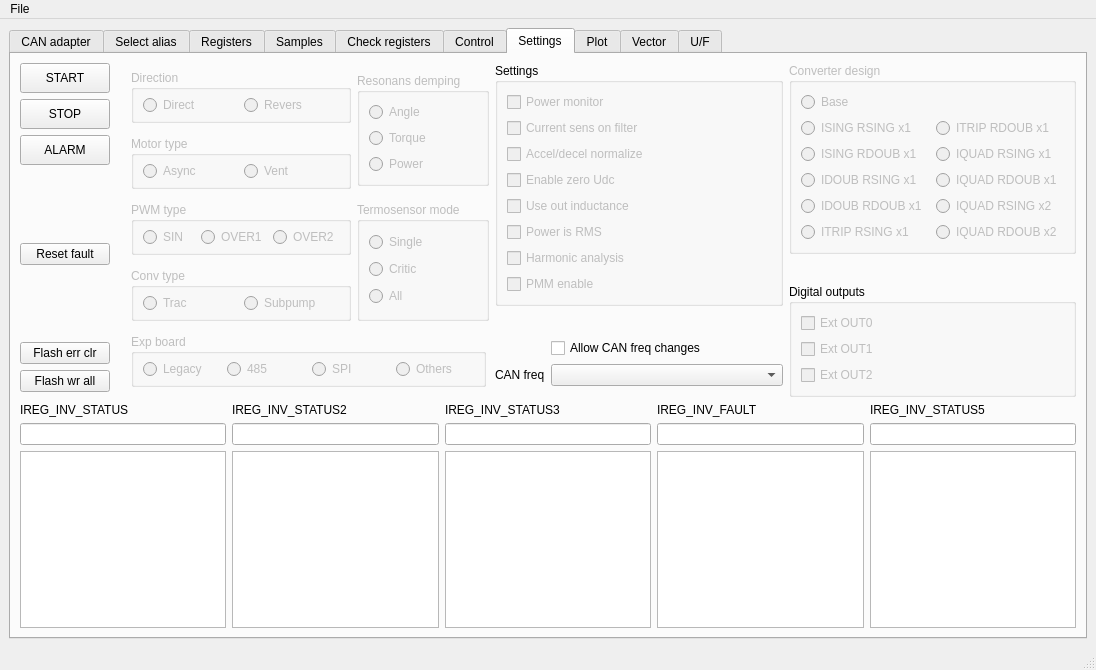
Above: mainwindow.ui from totktobroditvokrug/EL205-QT before the change. Below: the same form after it.
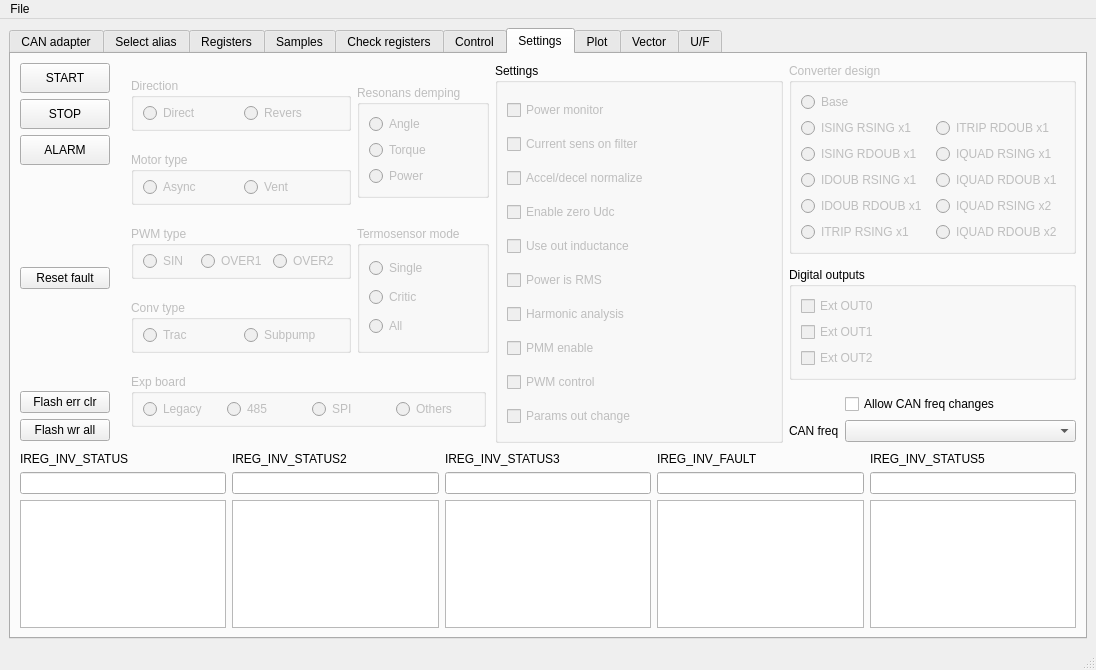
That is the form after the change. The open tabs and pages were chosen to show the change. Custom widgets are drawn as their Qt base class.

The edit to the form file:
```diff
--- a/mainwindow.ui
+++ b/mainwindow.ui
@@ -1768,7 +1768,7 @@
           <item>
            <layout class="QVBoxLayout" name="verticalLayout_21">
             <property name="bottomMargin">
-             <number>7</number>
+             <number>3</number>
             </property>
             <item>
              <widget class="QGroupBox" name="groupBox_settings">
@@ -1776,6 +1776,9 @@
                <string>Settings</string>
               </property>
               <layout class="QVBoxLayout" name="verticalLayout_13">
+               <property name="bottomMargin">
+                <number>0</number>
+               </property>
                <item>
                 <widget class="QCheckBox" name="checkBox_powerMonitor">
                  <property name="enabled">
@@ -1862,46 +1865,29 @@
                  </property>
                 </widget>
                </item>
+               <item>
+                <widget class="QCheckBox" name="checkBox_pwmControl">
+                 <property name="enabled">
+                  <bool>false</bool>
+                 </property>
+                 <property name="text">
+                  <string>PWM control</string>
+                 </property>
+                </widget>
+               </item>
+               <item>
+                <widget class="QCheckBox" name="checkBox_paramsOutChange">
+                 <property name="enabled">
+                  <bool>false</bool>
+                 </property>
+                 <property name="text">
+                  <string>Params out change</string>
+                 </property>
+                </widget>
+               </item>
               </layout>
              </widget>
             </item>
-            <item>
-             <spacer name="verticalSpacer_6">
-              <property name="orientation">
-               <enum>Qt::Vertical</enum>
-              </property>
-              <property name="sizeHint" stdset="0">
-               <size>
-                <width>20</width>
-                <height>40</height>
-               </size>
-              </property>
-             </spacer>
-            </item>
-            <item>
-             <layout class="QFormLayout" name="formLayout_7">
-              <property name="bottomMargin">
-               <number>4</number>
-              </property>
-              <item row="2" column="0">
-               <widget class="QLabel" name="label_10">
-                <property name="text">
-                 <string>CAN freq</string>
-                </property>
-               </widget>
-              </item>
-              <item row="2" column="1">
-               <widget class="QComboBox" name="comboBox_canFreqInv"/>
-              </item>
-              <item row="1" column="1">
-               <widget class="QCheckBox" name="checkBox_allowCAN_freqChanges">
-                <property name="text">
-                 <string>Allow CAN freq changes</string>
-                </property>
-               </widget>
-              </item>
-             </layout>
-            </item>
            </layout>
           </item>
           <item>
@@ -2047,6 +2033,56 @@
               </layout>
              </widget>
             </item>
+            <item>
+             <spacer name="verticalSpacer_6">
+              <property name="orientation">
+               <enum>Qt::Vertical</enum>
+              </property>
+              <property name="sizeHint" stdset="0">
+               <size>
+                <width>20</width>
+                <height>40</height>
+               </size>
+              </property>
+             </spacer>
+            </item>
+            <item>
+             <layout class="QFormLayout" name="formLayout_7">
+              <property name="bottomMargin">
+               <number>4</number>
+              </property>
+              <item row="2" column="0">
+               <widget class="QLabel" name="label_10">
+                <property name="sizePolicy">
+                 <sizepolicy hsizetype="Minimum" vsizetype="Preferred">
+                  <horstretch>0</horstretch>
+                  <verstretch>0</verstretch>
+                 </sizepolicy>
+                </property>
+                <property name="text">
+                 <string>CAN freq</string>
+                </property>
+               </widget>
+              </item>
+              <item row="2" column="1">
+               <widget class="QComboBox" name="comboBox_canFreqInv">
+                <property name="sizePolicy">
+                 <sizepolicy hsizetype="Minimum" vsizetype="Fixed">
+                  <horstretch>0</horstretch>
+                  <verstretch>0</verstretch>
+                 </sizepolicy>
+                </property>
+               </widget>
+              </item>
+              <item row="1" column="1">
+               <widget class="QCheckBox" name="checkBox_allowCAN_freqChanges">
+                <property name="text">
+                 <string>Allow CAN freq changes</string>
+                </property>
+               </widget>
+              </item>
+             </layout>
+            </item>
            </layout>
           </item>
          </layout>
```
Left out of the diff: 12 changed lines with no effect on the pictures.
